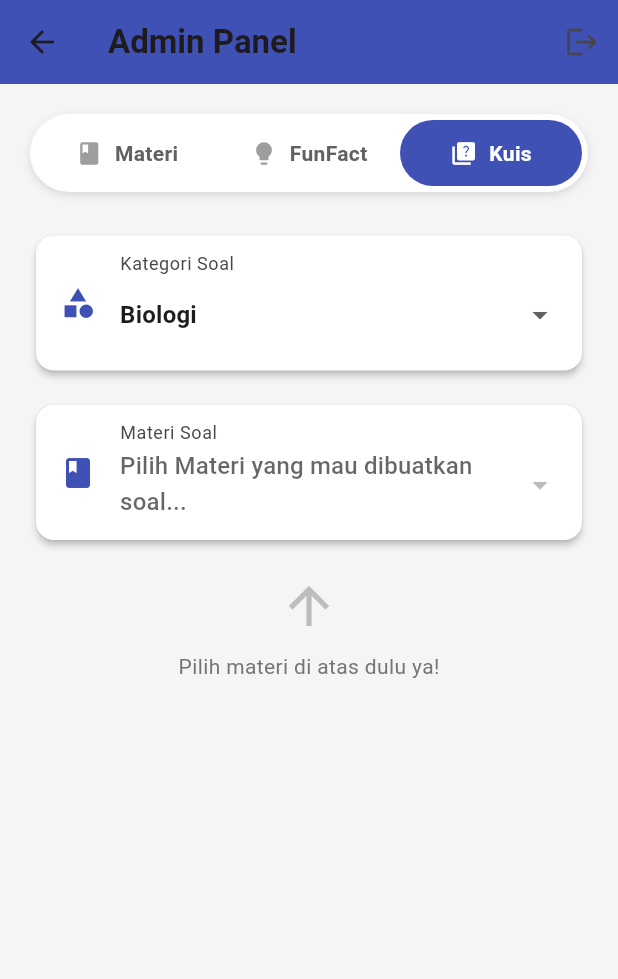
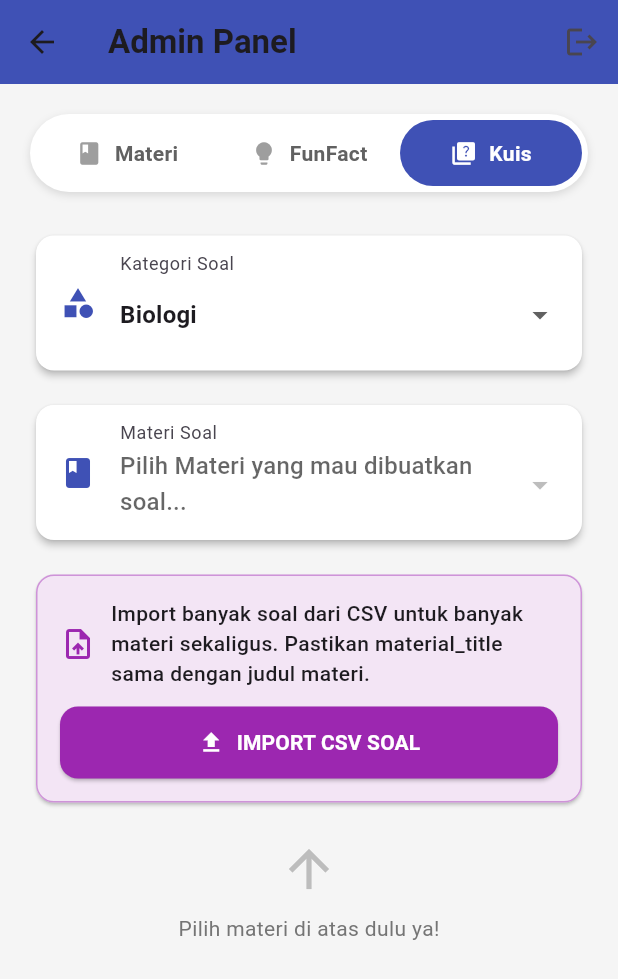
Before and after one commit to amandarindita/science_craft, a Flutter app: the AdminView screen opened directly, after a tap on "FunFact", after a tap on "Kuis", on a phone screen of 412 x 824 dp. Shown: the top 979 px of the screen. Run offline on Flutter 3.47's test engine with Material 3 defaults, Android fonts, the phone set to English and light mode, and no system bars; our stand-ins replace file_picker, flutter_local_notifications, flutter_markdown, get, get_storage, google_sign_in and 5 more; missing offline and left inert: flutter_quill, flutter_unity_widget; accounts and stored records are empty; network calls fail; statements that could not run were skipped.

Commit message:
Unity Integration

```diff
--- a/lib/app/modules/admin/views/admin_view.dart
+++ b/lib/app/modules/admin/views/admin_view.dart
@@ -800,7 +800,64 @@ class AdminView extends GetView<AdminController> {
             ),
           ),
         ),
+        const SizedBox(height: 15),
 
+        Obx(() => Card(
+          color: Colors.purple[50],
+          shape: RoundedRectangleBorder(
+            borderRadius: BorderRadius.circular(12),
+            side: BorderSide(color: Colors.purple.shade200),
+          ),
+          child: Padding(
+            padding: const EdgeInsets.all(16),
+            child: Column(
+              crossAxisAlignment: CrossAxisAlignment.stretch,
+              children: [
+                const Row(
+                  children: [
+                    Icon(Icons.upload_file, color: Colors.purple),
+                    SizedBox(width: 10),
+                    Expanded(
+                      child: Text(
+                        "Import banyak soal dari CSV untuk banyak materi sekaligus. Pastikan material_title sama dengan judul materi.",
+                        style: TextStyle(fontWeight: FontWeight.w500),
+                      ),
+                    ),
+                  ],
+                ),
+                const SizedBox(height: 12),
+                ElevatedButton.icon(
+                  onPressed: controller.isImportingCsv.value
+                      ? null
+                      : controller.importQuestionsCsv,
+                  icon: controller.isImportingCsv.value
+                      ? const SizedBox(
+                          width: 18,
+                          height: 18,
+                          child: CircularProgressIndicator(strokeWidth: 2),
+                        )
+                      : const Icon(Icons.file_upload, color: Colors.white),
+                  label: Text(
+                    controller.isImportingCsv.value
+                        ? "Mengimport..."
+                        : "IMPORT CSV SOAL",
+                    style: const TextStyle(
+                      color: Colors.white,
+                      fontWeight: FontWeight.bold,
+                    ),
+                  ),
+                  style: ElevatedButton.styleFrom(
+                    backgroundColor: Colors.purple,
+                    padding: const EdgeInsets.symmetric(vertical: 14),
+                    shape: RoundedRectangleBorder(
+                      borderRadius: BorderRadius.circular(12),
+                    ),
+                  ),
+                ),
+              ],
+            ),
+          ),
+        )),
         const SizedBox(height: 20),
 
         // --- FORM INPUT ---
--- a/lib/app/modules/dashboard/views/dashboard_view.dart
+++ b/lib/app/modules/dashboard/views/dashboard_view.dart
@@ -193,7 +193,7 @@ class DashboardView extends GetView<DashboardController> {
           left: 20,
           right: 20,
           child: SizedBox(
-            height: 215,
+            height: 250,
             child: Stack(
               clipBehavior: Clip.none,
               children: [
@@ -233,7 +233,7 @@ class DashboardView extends GetView<DashboardController> {
 
                 // Konten teks
                 Positioned(
-                  bottom: 0,
+                  bottom: 10,
                   left: 12,
                   right: 12,
                   child: Container(
@@ -301,7 +301,7 @@ class DashboardView extends GetView<DashboardController> {
       return Column(
         crossAxisAlignment: CrossAxisAlignment.start,
         children: [
-          const SizedBox(height: 28),
+          const SizedBox(height: 45),
           // Header Daily Quest
           Row(
             mainAxisAlignment: MainAxisAlignment.spaceBetween,
--- a/lib/app/modules/lab/controllers/lab_controller.dart
+++ b/lib/app/modules/lab/controllers/lab_controller.dart
@@ -271,7 +271,7 @@ if (matId != null) {
   print("[LabController] Mengirim scene ke Unity: $sceneId");
 
   unityWidgetController!.postMessage(
-    'GameManager',
+    'FlutterBridge',
     'LoadContent',
     sceneId,
   );
--- a/lib/app/modules/lab/views/lab_view.dart
+++ b/lib/app/modules/lab/views/lab_view.dart
@@ -114,7 +114,8 @@ class LabView extends GetView<LabController> {
                                   Routes.SIMULATION,
                                   arguments: {
                                     'sceneID': item.unitySceneId,
-                                    'sceneName': item.title
+                                    'sceneName': item.title,
+                                    'materialId': item.id,
                                   },
                                 );
                               },
```
Also changed, not shown: lib/app/modules/lab/views/simulation_view.dart (+34 -11 lines), 1083 other files.
